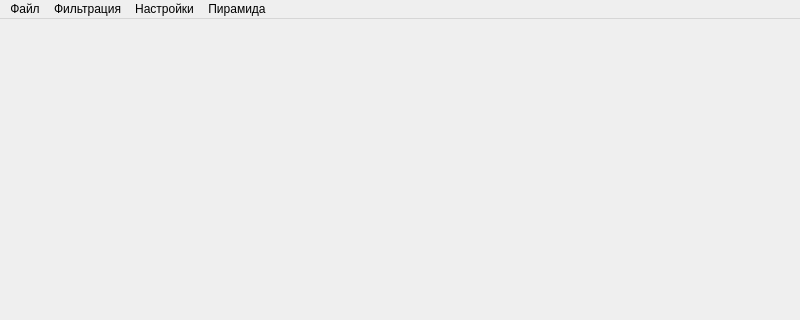
First picture: the form in mainwindow.ui, repository KirillTenikov/CV, before the edit; both pictures show x 0 to 800 and y 0 to 320 of the 800 by 600 pixel window.
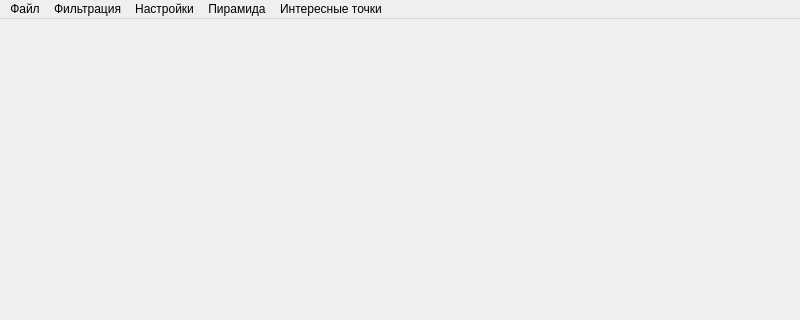
Second picture: the form after the edit.

Diff of the .ui file:
```diff
--- a/mainwindow.ui
+++ b/mainwindow.ui
@@ -74,10 +74,19 @@
     </property>
     <addaction name="pyramid"/>
    </widget>
+   <widget class="QMenu" name="menu_5">
+    <property name="title">
+     <string>Интересные точки</string>
+    </property>
+    <addaction name="moraveck"/>
+    <addaction name="charis"/>
+    <addaction name="ANMS"/>
+   </widget>
    <addaction name="menu"/>
    <addaction name="menu_2"/>
    <addaction name="menu_3"/>
    <addaction name="menu_4"/>
+   <addaction name="menu_5"/>
   </widget>
   <widget class="QStatusBar" name="statusbar"/>
   <action name="openFile">
```
Left out of the diff: 15 changed lines with no effect on the pictures.
